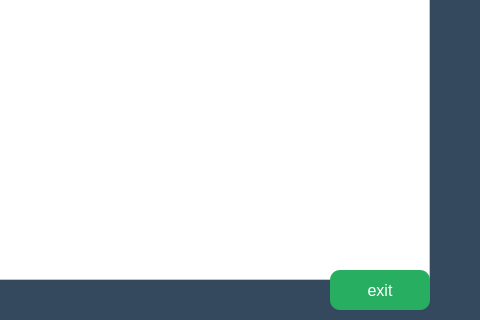
Before: the Qt Designer form viewbooks.ui in konynour/Book-Store-Management, drawn with Qt 5; both pictures show x 320 to 800 and y 180 to 500 of the 800 by 500 pixel window.
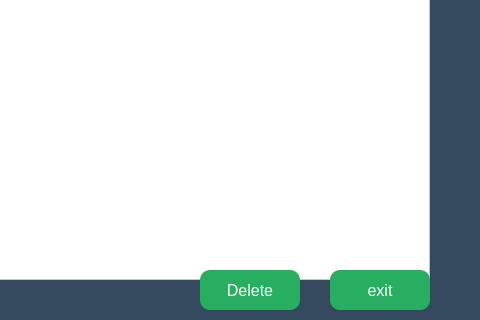
After: the same form once the commit is applied.

What changed in the file:
```diff
--- a/viewbooks.ui
+++ b/viewbooks.ui
@@ -116,6 +116,19 @@
         <string>exit</string>
     </property>
   </widget>
+  <widget class="QPushButton" name="deleteButton">
+    <property name="geometry">
+        <rect>
+            <x>520</x>
+            <y>450</y>
+            <width>100</width>
+            <height>40</height>
+        </rect>
+    </property>
+    <property name="text">
+        <string>Delete</string>
+    </property>
+  </widget>
  </widget>
  <resources/>
  <connections/>
```
